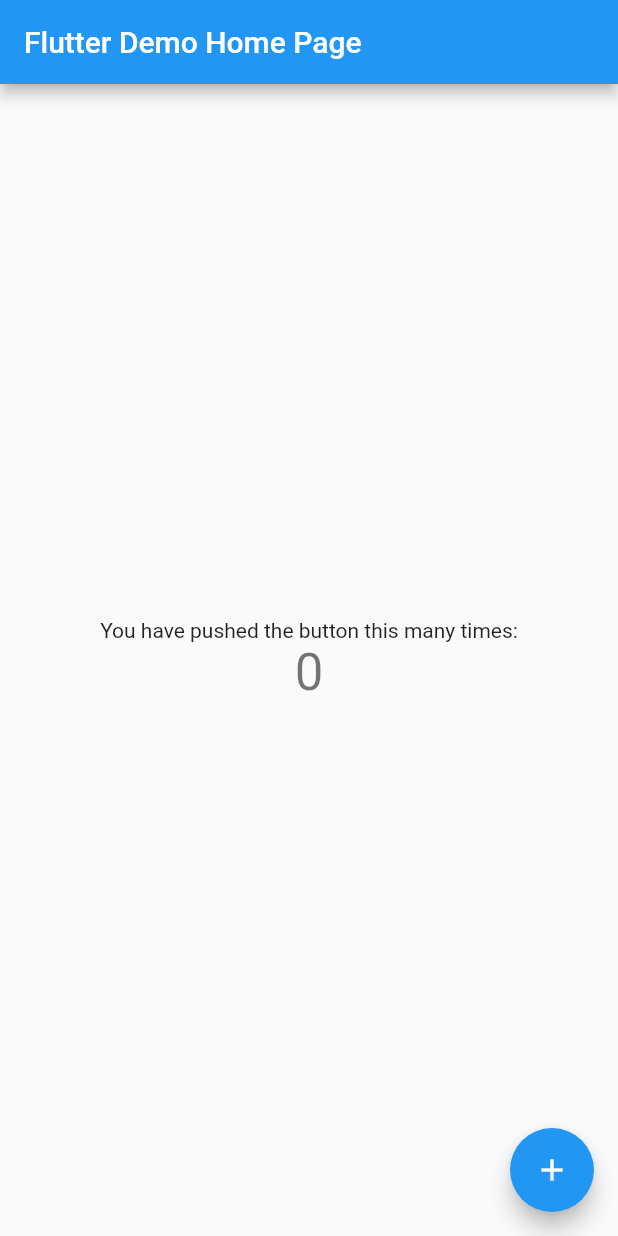
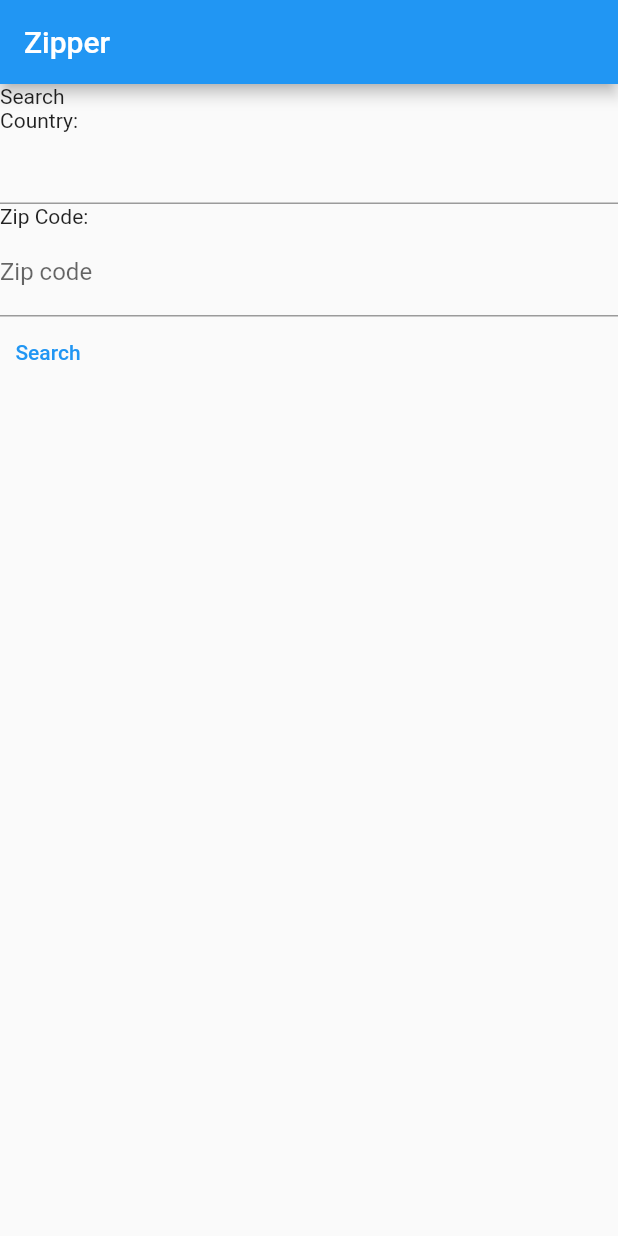
Before and after one commit to javikin/zipper, a Flutter app: the screen it shows after launch, on a phone screen of 412 x 824 dp. Run offline on Flutter 3.47's test engine with Material 2 defaults, Android fonts, the phone set to English and light mode, and no system bars; our stand-ins replace dio, freezed_annotation, get_it, logger, shared_preferences; network calls fail.

Commit message:
create zip code search widget, update logic from view model and update tests

```diff
--- a/lib/locator.dart
+++ b/lib/locator.dart
@@ -1,12 +1,17 @@
 import 'package:get_it/get_it.dart';
+import 'package:zipper/modules/zip_code_view_model.dart';
 import 'package:zipper/services/local_storage/storage_service.dart';
 import 'package:zipper/services/local_storage/storage_service_imp.dart';
 import 'package:zipper/services/zip_code/zip_code_service.dart';
 import 'package:zipper/services/zip_code/zip_code_service_imp.dart';
+import 'package:zipper/widgets/zip_code_search_view_model.dart';
 
 GetIt locator = GetIt.instance;
 
 void setupLocator() {
   locator.registerLazySingleton<ZipCodeService>(() => ZipCodeServiceImp());
   locator.registerLazySingleton<StorageService>(() => StorageServiceImp());
+
+  locator.registerFactory<ZipCodeViewModel>(() => ZipCodeViewModel());
+  locator.registerFactory<ZipCodeSearchViewModel>(() => ZipCodeSearchViewModel());
 }
--- a/lib/main.dart
+++ b/lib/main.dart
@@ -1,5 +1,8 @@
 import 'package:flutter/material.dart';
 import 'package:zipper/locator.dart';
+import 'package:zipper/models/data_models.dart';
+import 'package:zipper/models/data_views.dart';
+import 'package:zipper/widgets/zip_code_search_widget.dart';
 
 void main() {
   setupLocator();
@@ -9,39 +12,18 @@ void main() {
 class MyApp extends StatelessWidget {
   const MyApp({Key? key}) : super(key: key);
 
-  // This widget is the root of your application.
   @override
   Widget build(BuildContext context) {
     return MaterialApp(
-      title: 'Flutter Demo',
-      theme: ThemeData(
-        // This is the theme of your application.
-        //
-        // Try running your application with "flutter run". You'll see the
-        // application has a blue toolbar. Then, without quitting the app, try
-        // changing the primarySwatch below to Colors.green and then invoke
-        // "hot reload" (press "r" in the console where you ran "flutter run",
-        // or simply save your changes to "hot reload" in a Flutter IDE).
-        // Notice that the counter didn't reset back to zero; the application
-        // is not restarted.
-        primarySwatch: Colors.blue,
-      ),
-      home: const MyHomePage(title: 'Flutter Demo Home Page'),
+      title: 'Zipper',
+      theme: ThemeData(primarySwatch: Colors.blue),
+      home: const MyHomePage(title: 'Zipper'),
     );
   }
 }
 
 class MyHomePage extends StatefulWidget {
   const MyHomePage({Key? key, required this.title}) : super(key: key);
-
-  // This widget is the home page of your application. It is stateful, meaning
-  // that it has a State object (defined below) that contains fields that affect
-  // how it looks.
-
-  // This class is the configuration for the state. It holds the values (in this
-  // case the title) provided by the parent (in this case the App widget) and
-  // used by the build method of the State. Fields in a Widget subclass are
-  // always marked "final".
 
   final String title;
 
@@ -50,68 +32,18 @@ class MyHomePage extends StatefulWidget {
 }
 
 class _MyHomePageState extends State<MyHomePage> {
-  int _counter = 0;
-
-  void _incrementCounter() {
-    setState(() {
-      // This call to setState tells the Flutter framework that something has
-      // changed in this State, which causes it to rerun the build method below
-      // so that the display can reflect the updated values. If we changed
-      // _counter without calling setState(), then the build method would not be
-      // called again, and so nothing would appear to happen.
-      _counter++;
-    });
-  }
-
   @override
   Widget build(BuildContext context) {
-    // This method is rerun every time setState is called, for instance as done
-    // by the _incrementCounter method above.
-    //
-    // The Flutter framework has been optimized to make rerunning build methods
-    // fast, so that you can just rebuild anything that needs updating rather
-    // than having to individually change instances of widgets.
     return Scaffold(
       appBar: AppBar(
-        // Here we take the value from the MyHomePage object that was created by
-        // the App.build method, and use it to set our appbar title.
         title: Text(widget.title),
       ),
-      body: Center(
-        // Center is a layout widget. It takes a single child and positions it
-        // in the middle of the parent.
-        child: Column(
-          // Column is also a layout widget. It takes a list of children and
-          // arranges them vertically. By default, it sizes itself to fit its
-          // children horizontally, and tries to be as tall as its parent.
-          //
-          // Invoke "debug painting" (press "p" in the console, choose the
-          // "Toggle Debug Paint" action from the Flutter Inspector in Android
-          // Studio, or the "Toggle Debug Paint" command in Visual Studio Code)
-          // to see the wireframe for each widget.
-          //
-          // Column has various properties to control how it sizes itself and
-          // how it positions its children. Here we use mainAxisAlignment to
-          // center the children vertically; the main axis here is the vertical
-          // axis because Columns are vertical (the cross axis would be
-          // horizontal).
-          mainAxisAlignment: MainAxisAlignment.center,
-          children: <Widget>[
-            const Text(
-              'You have pushed the button this many times:',
-            ),
-            Text(
-              '$_counter',
-              style: Theme.of(context).textTheme.headline4,
-            ),
-          ],
+      body: SafeArea(
+        child: ZipCodeSearchWidget(
+          mode: SearchViewType.none,
+          onZipCodeChanged: (ZipCodeInformation code) => {},
         ),
       ),
-      floatingActionButton: FloatingActionButton(
-        onPressed: _incrementCounter,
-        tooltip: 'Increment',
-        child: const Icon(Icons.add),
-      ), // This trailing comma makes auto-formatting nicer for build methods.
     );
   }
 }
--- a/lib/models/data_models.dart
+++ b/lib/models/data_models.dart
@@ -7,7 +7,7 @@ part 'data_models.g.dart';
 class Country with _$Country {
   const factory Country({
     required String name,
-    required String flag,
+    required String unicodeFlag,
     required String iso2,
     required String iso3,
   }) = _Country;
--- a/lib/models/data_views.dart
+++ b/lib/models/data_views.dart
@@ -21,6 +21,7 @@ class CountryView {
   final String name;
   final String flag;
   final String code;
+
   CountryView({
     required this.name,
     required this.flag,
@@ -29,7 +30,7 @@ class CountryView {
 
   CountryView.fromCountry(Country country)
       : name = country.name,
-        flag = country.flag,
+        flag = country.unicodeFlag,
         code = country.iso2;
 }
 
@@ -46,3 +47,5 @@ class PlaceView {
       : name = place.name,
         state = place.state;
 }
+
+enum SearchViewType { zipCode, list, none }
--- a/lib/modules/zip_code_view_model.dart
+++ b/lib/modules/zip_code_view_model.dart
@@ -45,5 +45,3 @@ class ZipCodeViewModel extends ChangeNotifier {
     notifyListeners();
   }
 }
-
-enum SearchViewType { zipCode, list, none }
--- a/lib/services/zip_code/zip_code_service_imp.dart
+++ b/lib/services/zip_code/zip_code_service_imp.dart
@@ -9,14 +9,14 @@ class ZipCodeServiceImp implements ZipCodeService {
     required String zipCode,
   }) async {
     var dio = Dio();
-    final response = await dio.get('https://google.com');
+    final response = await dio.get('https://api.zippopotam.us/$countryCode/$zipCode');
     return ZipCodeInformation.fromJson(response.data);
   }
 
   @override
   Future<List<Country>> getCountries() async {
     var dio = Dio();
-    final response = await dio.get('https://countriesnow.space/api/v0.1/countries/flag/images');
+    final response = await dio.get('https://countriesnow.space/api/v0.1/countries/flag/unicode');
     final elements = response.data['data'] as List;
     return elements.map((element) => Country.fromJson(element)).toList();
   }
--- /dev/null
+++ b/lib/utils/base_view.dart
@@ -0,0 +1,45 @@
+import 'package:flutter/material.dart';
+import 'package:provider/provider.dart';
+import 'package:zipper/locator.dart';
+import 'package:zipper/utils/base_view_model.dart';
+
+class BaseView<T extends BaseViewModel> extends StatefulWidget {
+  final Widget Function(BuildContext context, T value, Widget? child) builder;
+  final Function(T)? onModelReady;
+
+  const BaseView({
+    Key? key,
+    required this.builder,
+    this.onModelReady,
+  }) : super(key: key);
+
+  @override
+  State<StatefulWidget> createState() => _BaseViewState<T>();
+}
+
+class _BaseViewState<T extends BaseViewModel> extends State<BaseView<T>> with WidgetsBindingObserver {
+  T model = locator<T>();
+
+  @override
+  void initState() {
+    if (widget.onModelReady != null) {
+      widget.onModelReady!(model);
+    }
+    super.initState();
+    WidgetsBinding.instance.addObserver(this);
+  }
+
+  @override
+  void dispose() {
+    WidgetsBinding.instance.removeObserver(this);
+    super.dispose();
+  }
+
+  @override
+  Widget build(BuildContext context) {
+    return ChangeNotifierProvider<T>(
+      create: (context) => model,
+      child: Consumer<T>(builder: widget.builder),
+    );
+  }
+}
--- /dev/null
+++ b/lib/utils/base_view_model.dart
@@ -0,0 +1,18 @@
+import 'package:flutter/material.dart';
+import 'package:logger/logger.dart';
+
+enum ViewState { idle, busy }
+
+abstract class BaseViewModel extends ChangeNotifier {
+  final logger = Logger();
+
+  ViewState _state = ViewState.idle;
+  ViewState get state => _state;
+  bool get isBusy => state == ViewState.busy;
+  bool get isIdle => state == ViewState.idle;
+
+  void setState(ViewState viewState) {
+    _state = viewState;
+    notifyListeners();
+  }
+}
--- /dev/null
+++ b/lib/widgets/zip_code_search_view_model.dart
@@ -0,0 +1,44 @@
+import 'package:zipper/locator.dart';
+import 'package:zipper/models/data_models.dart';
+import 'package:zipper/models/data_views.dart';
+import 'package:zipper/services/zip_code/zip_code_service.dart';
+import 'package:zipper/utils/base_view_model.dart';
+
+class ZipCodeSearchViewModel extends BaseViewModel {
+  final _zipCodeService = locator<ZipCodeService>();
+
+  String? _countryCode;
+  String? _zipCode;
+
+  List<CountryView> _countries = [];
+
+  List<CountryView> get countries => _countries;
+
+  Future<void> initializeWidget() async {
+    final countries = await _zipCodeService.getCountries();
+    logger.d(countries);
+    _countries = countries.map((country) => CountryView.fromCountry(country)).toList();
+    notifyListeners();
+  }
+
+  List<CountryView> searchCountries(String value) {
+    return _countries.where((element) => element.name.toLowerCase().startsWith(value.toLowerCase())).toList();
+  }
+
+  Future<void> searchZipCodeTapped(Function(ZipCodeInformation zip) onZipCodeChanged) async {
+    if (_countryCode == null) {
+      return;
+    }
+    if (_zipCode == null) {
+      return;
+    }
+
+    final zipCodeInformation = await _zipCodeService.getZipCodeDetails(countryCode: _countryCode!, zipCode: _zipCode!);
+    logger.d(zipCodeInformation);
+    onZipCodeChanged(zipCodeInformation);
+  }
+
+  void onCountryViewSelected(CountryView countryView) => _countryCode = countryView.code;
+
+  void onZipCodeChange(String value) => _zipCode = value;
+}
--- /dev/null
+++ b/lib/widgets/zip_code_search_widget.dart
@@ -0,0 +1,104 @@
+import 'package:flutter/material.dart';
+import 'package:zipper/models/data_models.dart';
+import 'package:zipper/models/data_views.dart';
+import 'package:zipper/utils/base_view.dart';
+import 'package:zipper/widgets/zip_code_search_view_model.dart';
+
+class ZipCodeSearchWidget extends StatelessWidget {
+  final SearchViewType mode;
+  final Function(ZipCodeInformation zipCodeInformation) onZipCodeChanged;
+
+  const ZipCodeSearchWidget({
+    Key? key,
+    required this.mode,
+    required this.onZipCodeChanged,
+  }) : super(key: key);
+
+  @override
+  Widget build(BuildContext context) {
+    return BaseView<ZipCodeSearchViewModel>(
+      onModelReady: (model) => model.initializeWidget(),
+      builder: (context, model, child) => Column(
+        crossAxisAlignment: CrossAxisAlignment.start,
+        children: [
+          const Text('Search'),
+          const Text('Country:'),
+          Autocomplete<CountryView>(
+            optionsBuilder: (TextEditingValue textEditingValue) => model.searchCountries(textEditingValue.text),
+            onSelected: (CountryView selection) => model.onCountryViewSelected(selection),
+            displayStringForOption: (CountryView option) => option.name,
+            optionsViewBuilder: (
+              BuildContext context,
+              AutocompleteOnSelected<CountryView> onSelected,
+              Iterable<CountryView> options,
+            ) =>
+                _CountryListOptions(onSelected: onSelected, options: options),
+          ),
+          const Text('Zip Code:'),
+          TextFormField(
+            decoration: const InputDecoration(
+              border: UnderlineInputBorder(),
+              labelText: 'Zip code',
+            ),
+            onChanged: model.onZipCodeChange,
+          ),
+          TextButton(
+            onPressed: () => model.searchZipCodeTapped(onZipCodeChanged),
+            child: const Text('Search'),
+          )
+        ],
+      ),
+    );
+  }
+}
+
+class _CountryListOptions extends StatelessWidget {
+  final AutocompleteOnSelected<CountryView> onSelected;
+  final Iterable<CountryView> options;
+
+  const _CountryListOptions({
+    Key? key,
+    required this.onSelected,
+    required this.options,
+  }) : super(key: key);
+
+  @override
+  Widget build(BuildContext context) {
+    return Align(
+      alignment: Alignment.topLeft,
+      child: Material(
+        child: Container(
+          color: Colors.grey,
+          child: ListView.builder(
+            padding: const EdgeInsets.all(2),
+            itemCount: options.length,
+            itemBuilder: (BuildContext context, int index) {
+              final CountryView option = options.elementAt(index);
+              return GestureDetector(
+                onTap: () => onSelected(option),
+                child: _CountryOption(country: option),
+              );
+            },
+          ),
+        ),
+      ),
+    );
+  }
+}
+
+class _CountryOption extends StatelessWidget {
+  final CountryView country;
+  const _CountryOption({Key? key, required this.country}) : super(key: key);
+
+  @override
+  Widget build(BuildContext context) {
+    return ListTile(
+      title: Text(
+        '${country.flag}  ${country.name}',
+        style: const TextStyle(
+          color: Colors.white,
+        ),
+      ),
+    );
+  }
+}
```
Also changed, not shown: lib/modules/zip_code_search_view_model.dart (deleted, +0 -36 lines), lib/models/data_models.freezed.dart, lib/models/data_models.g.dart, 3 other files.
